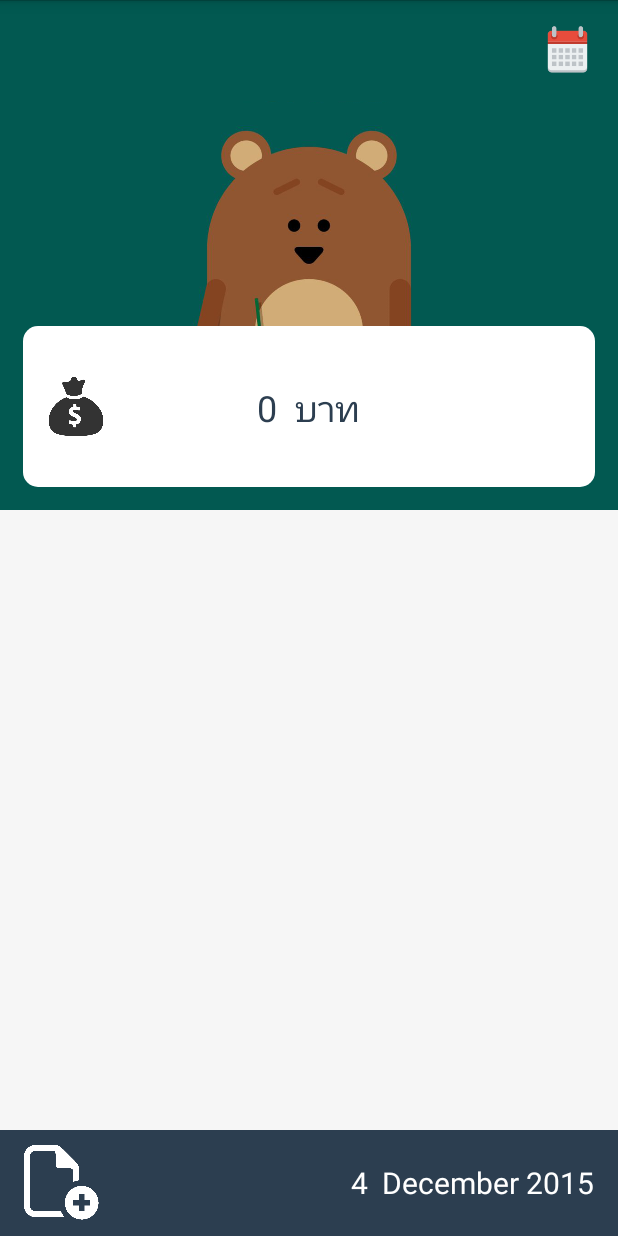
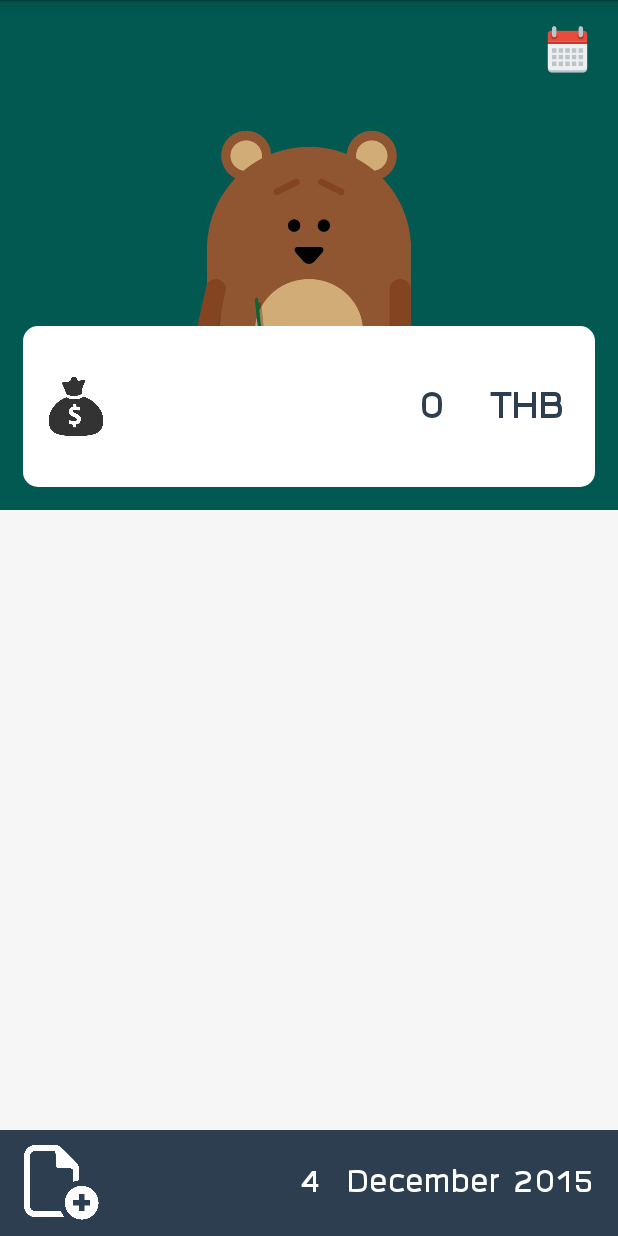
Before and after one commit to farmstyle1/plan-me, an Android app: the screen it shows after launch (MainActivity), on a phone screen of 412 x 824 dp. Run offline under Robolectric (Android 15) with nearby library versions, the phone set to English and light mode, and no system bars.

Commit message:
add custom font

```diff
--- a/app/src/main/java/com/pinbook/planme/AutoResizeTextView.java
+++ b/app/src/main/java/com/pinbook/planme/AutoResizeTextView.java
@@ -20,6 +20,8 @@ public class AutoResizeTextView extends TextView {
 
     // Minimum text size for this text view
     public static final float MIN_TEXT_SIZE = 20;
+
+
 
     // Interface for resize notifications
     public interface OnTextResizeListener {
--- a/app/src/main/java/com/pinbook/planme/Fragment/FragmentDay.java
+++ b/app/src/main/java/com/pinbook/planme/Fragment/FragmentDay.java
@@ -26,6 +26,7 @@ import com.pinbook.planme.AutoResizeTextView;
 import com.pinbook.planme.DB.MyDBHelper;
 import com.pinbook.planme.Dialog.DialogFragmentDeleteActivity;
 import com.pinbook.planme.Model.ListActivityModel;
+import com.pinbook.planme.MyTextView;
 import com.pinbook.planme.R;
 
 import java.util.ArrayList;
@@ -37,9 +38,9 @@ public class FragmentDay extends DialogFragment  {
     private ArrayList<ListActivityModel> listActivityModel;
     private ListView listViewActivity;
     private ImageView addition, monthPicker;
-    private AutoResizeTextView txtTotal, txtBalance,txtDate;
     private ListActivityAdapter listActivityAdapter;
     private int balance, day, monthNum, year;
+    private MyTextView txtTotal, txtDate;
 
 
 
@@ -98,8 +99,9 @@ public class FragmentDay extends DialogFragment  {
         });
 
         //txtBalance = (AutoResizeTextView)rootView.findViewById(R.id.balance);
-        txtTotal = (AutoResizeTextView) rootView.findViewById(R.id.date);
-        txtDate = (AutoResizeTextView) rootView.findViewById(R.id.total);
+        txtTotal = (MyTextView) rootView.findViewById(R.id.total);
+        txtDate = (MyTextView) rootView.findViewById(R.id.date);
+
         txtDate.setText(day + "  " + monthName + " " + year);
 
         addition = (ImageView) rootView.findViewById(R.id.addition);
@@ -137,6 +139,6 @@ public class FragmentDay extends DialogFragment  {
         }
         balance = dbHelper.queryTotal();
         //txtBalance.setText("Balance        "+ String.valueOf(balance) + " THB");
-        txtTotal.setText(String.valueOf(total) + "  บาท");
+        txtTotal.setText(String.valueOf(total) + "   THB");
     }
 }
--- a/app/src/main/java/com/pinbook/planme/Fragment/FragmentExpenses.java
+++ b/app/src/main/java/com/pinbook/planme/Fragment/FragmentExpenses.java
@@ -1,5 +1,6 @@
 package com.pinbook.planme.Fragment;
 
+import android.graphics.Typeface;
 import android.os.Bundle;
 import android.support.v4.app.Fragment;
 import android.util.Log;
--- /dev/null
+++ b/app/src/main/java/com/pinbook/planme/MyTextView.java
@@ -0,0 +1,34 @@
+package com.pinbook.planme;
+
+import android.content.Context;
+import android.graphics.Typeface;
+import android.util.AttributeSet;
+import android.widget.TextView;
+
+/**
+ * Created by admin on 4/12/2558.
+ */
+public class MyTextView extends TextView {
+
+    public MyTextView(Context context, AttributeSet attrs, int defStyle) {
+        super(context, attrs, defStyle);
+        init();
+    }
+
+    public MyTextView(Context context, AttributeSet attrs) {
+        super(context, attrs);
+        init();
+    }
+
+    public MyTextView(Context context) {
+        super(context);
+        init();
+    }
+
+    public void init() {
+        Typeface tf = Typeface.createFromAsset(getContext().getAssets(), "Superspace.ttf");
+        setTypeface(tf ,1);
+
+    }
+
+}
--- a/app/src/main/res/layout/adapter_list_activity.xml
+++ b/app/src/main/res/layout/adapter_list_activity.xml
@@ -12,14 +12,14 @@
         android:paddingTop="10dp"
         android:src="@drawable/plus" />
 
-    <TextView
+    <com.pinbook.planme.MyTextView
         android:id="@+id/txtActivity"
         android:layout_width="0dp"
         android:layout_height="wrap_content"
         android:layout_weight="5"
         android:padding="@dimen/activity_horizontal_margin" />
 
-    <TextView
+    <com.pinbook.planme.MyTextView
         android:id="@+id/txtPrice"
         android:layout_width="0dp"
         android:layout_height="wrap_content"
--- a/app/src/main/res/layout/fragment_day.xml
+++ b/app/src/main/res/layout/fragment_day.xml
@@ -43,16 +43,17 @@
                 android:layout_height="fill_parent"
                 android:src="@drawable/money_bag"/>
 
-            <com.pinbook.planme.AutoResizeTextView
-                android:id="@+id/date"
+            <com.pinbook.planme.MyTextView
+                android:id="@+id/total"
+                android:layout_marginRight="20dp"
                 android:layout_width="wrap_content"
-                android:layout_height="wrap_content"
+                android:layout_height="fill_parent"
                 android:layout_weight="2"
                 android:gravity="center"
-                android:layout_gravity="center"
+                android:layout_gravity="right"
                 android:text="Board"
                 android:textColor="@color/blackblue"
-                android:textSize="24sp" />
+                android:textSize="30sp" />
         </FrameLayout>
 
 
@@ -104,8 +105,8 @@
             android:layout_marginLeft="@dimen/activity_vertical_margin"
             android:src="@drawable/add_file_white" />
 
-        <com.pinbook.planme.AutoResizeTextView
-            android:id="@+id/total"
+        <com.pinbook.planme.MyTextView
+            android:id="@+id/date"
             android:layout_width="fill_parent"
             android:layout_height="wrap_content"
             android:layout_gravity="center"
@@ -113,7 +114,7 @@
             android:padding="@dimen/activity_vertical_margin"
             android:text="Total"
             android:textColor="@color/white"
-            android:textSize="20sp" />
+            android:textSize="25sp" />
     </LinearLayout>
 
 
```
Also changed, not shown: app/src/main/java/com/pinbook/planme/Adapter/ListActivityAdapter.java (+5 -4 lines), app/src/main/assets/Superspace.ttf (added), 10 other files.
